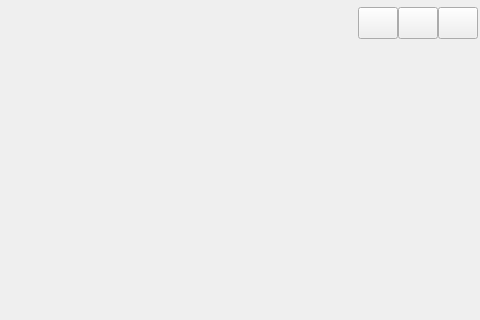
This is try/mainwindow.ui in WDygzy/qt-studying as Qt 5 draws it before an edit; both pictures show x 720 to 1200 and y 0 to 320 of the 1200 by 900 pixel window. The edited form follows.
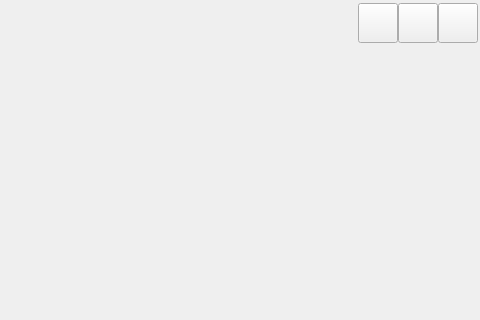
This is the edited form.

```diff
--- a/try/mainwindow.ui
+++ b/try/mainwindow.ui
@@ -126,8 +126,14 @@
                <widget class="QPushButton" name="Min">
                 <property name="minimumSize">
                  <size>
-                  <width>32</width>
-                  <height>32</height>
+                  <width>40</width>
+                  <height>40</height>
+                 </size>
+                </property>
+                <property name="maximumSize">
+                 <size>
+                  <width>40</width>
+                  <height>40</height>
                  </size>
                 </property>
                 <property name="styleSheet">
@@ -142,8 +148,14 @@
                <widget class="QPushButton" name="Max">
                 <property name="minimumSize">
                  <size>
-                  <width>32</width>
-                  <height>32</height>
+                  <width>40</width>
+                  <height>40</height>
+                 </size>
+                </property>
+                <property name="maximumSize">
+                 <size>
+                  <width>40</width>
+                  <height>40</height>
                  </size>
                 </property>
                 <property name="styleSheet">
@@ -164,8 +176,14 @@
                 </property>
                 <property name="minimumSize">
                  <size>
-                  <width>32</width>
-                  <height>32</height>
+                  <width>40</width>
+                  <height>40</height>
+                 </size>
+                </property>
+                <property name="maximumSize">
+                 <size>
+                  <width>40</width>
+                  <height>40</height>
                  </size>
                 </property>
                 <property name="styleSheet">
```
